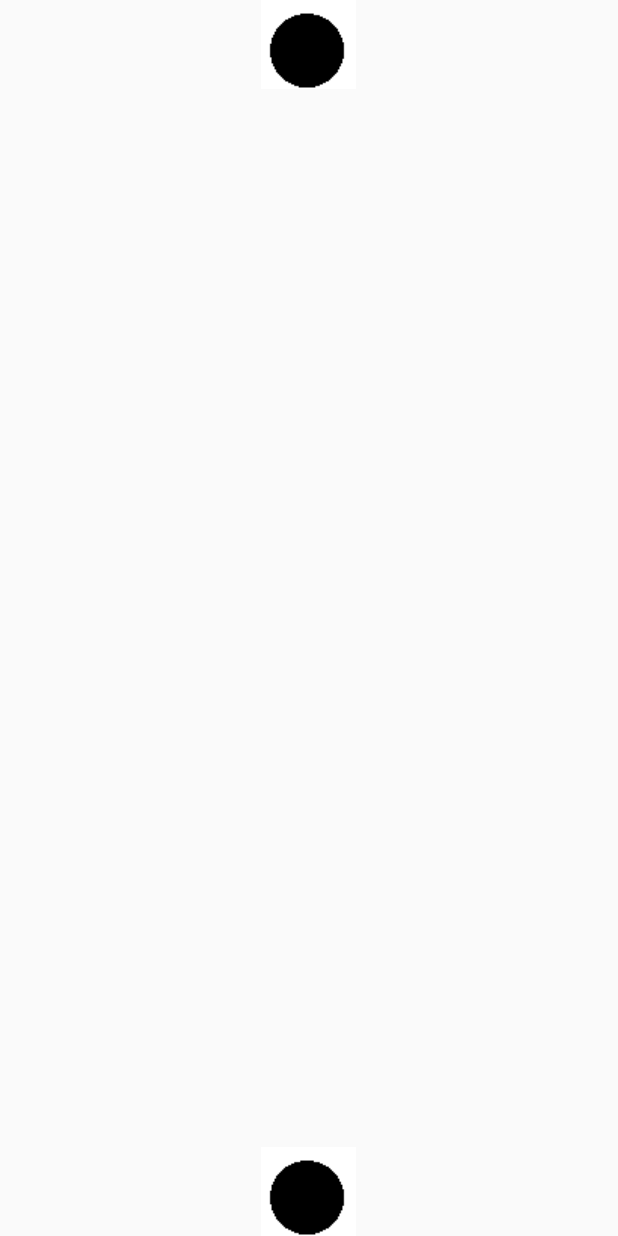
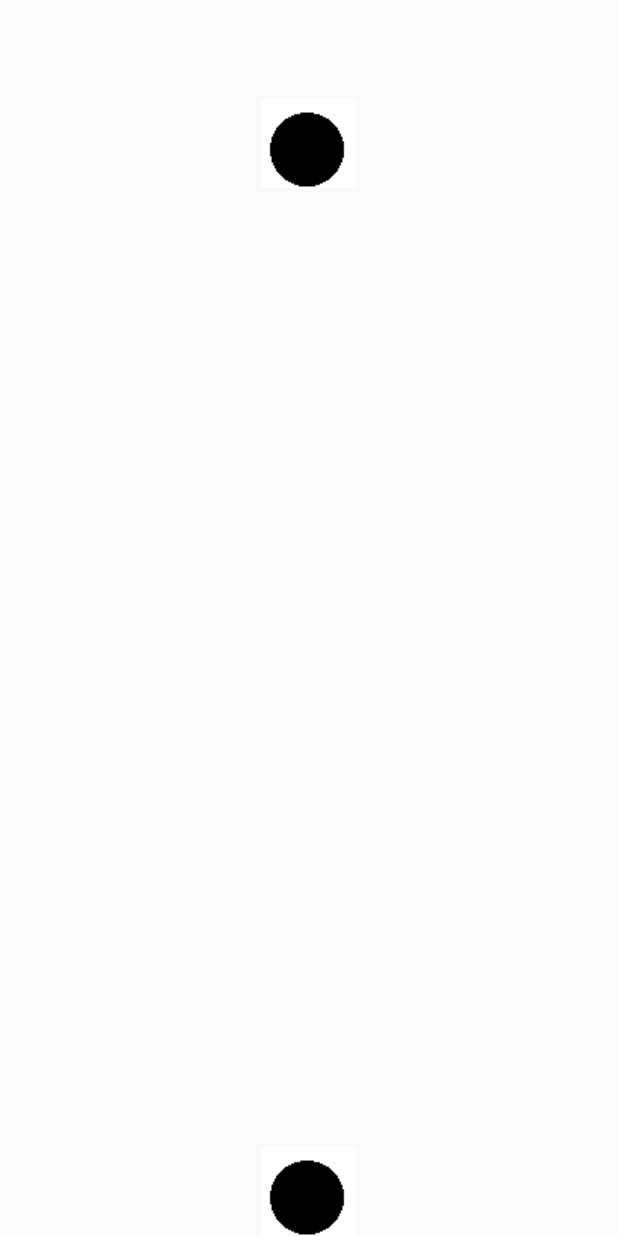
Before and after one commit to vladb55/Starsurge, an Android app: the screen it shows after launch (MainActivity), on a phone screen of 412 x 824 dp. Run offline under Robolectric (Android 15) with nearby library versions, the phone set to English and light mode, and no system bars.

Commit message:
Движение объектов на встречу друг другу
Возникла проблема с перемещением, решаю проблему

```diff
--- a/app/src/main/java/construction/ru/adventurespace/MainActivity.java
+++ b/app/src/main/java/construction/ru/adventurespace/MainActivity.java
@@ -14,12 +14,16 @@ import android.widget.Button;
 import android.widget.ImageView;
 
 public class MainActivity extends Activity {
-    Button buttonLeft,buttonRight;
-    ImageView im;
+    ImageView im, im2;
     @Override
     protected void onCreate(Bundle savedInstanceState) {
         super.onCreate(savedInstanceState);
         setContentView(R.layout.activity_main);
+        im=(ImageView) findViewById(R.id.meteor);
+        im2=(ImageView) findViewById(R.id.meteor2);
+        for(float i=0;i<100;i++){
+            im.setTranslationY(i);
+        }
     }
 
     @Override
--- a/app/src/main/res/layout/meteor2.xml
+++ b/app/src/main/res/layout/meteor2.xml
@@ -6,6 +6,6 @@
         android:layout_height="wrap_content"
         android:layout_centerHorizontal="true"
         android:layout_alignParentBottom="true"
-        android:id="@+id/meteor"
+        android:id="@+id/meteor2"
         android:src="@drawable/meteor"/>
 </RelativeLayout>
```
